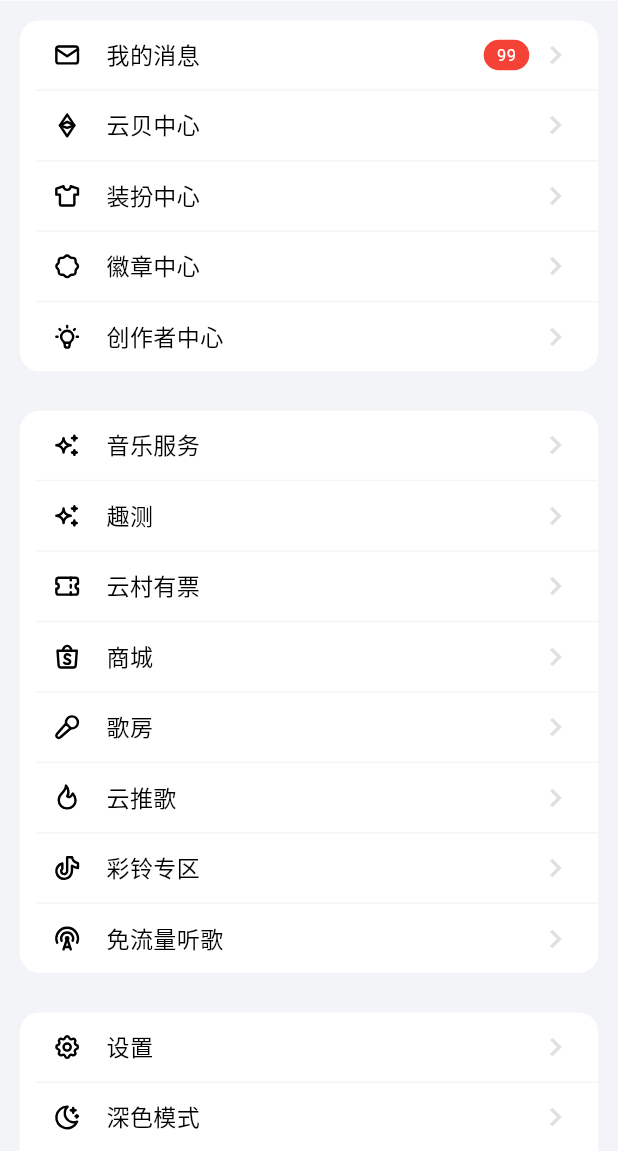
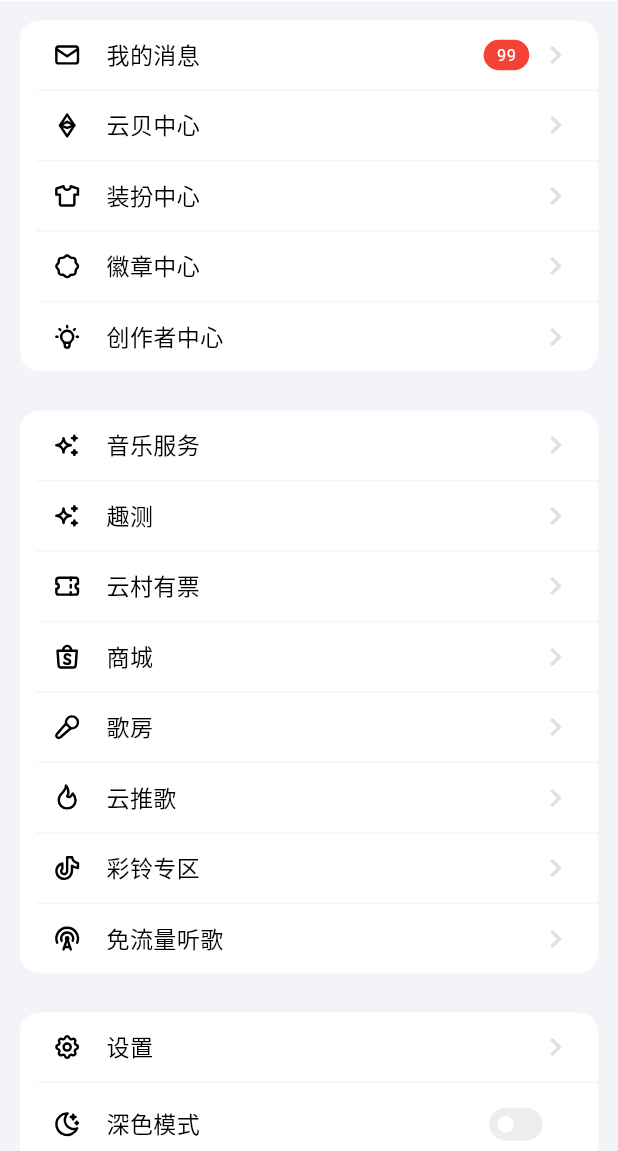
Before and after one commit to Hao-yiwen/netease_cloud_music_app, a Flutter app: the DrawerHome widget shown alone on an empty page, opened directly, on a phone screen of 412 x 824 dp, the part 85-1236 px from its top. Run offline on Flutter 3.47's test engine with Material 3 defaults, Android fonts, the phone set to English and light mode, and no system bars; our stand-ins replace audio_video_progress_bar, auto_route, carousel_slider, cookie_jar, dio, dio_cookie_manager and 15 more; missing offline and left inert: dio_cache_interceptor; accounts and stored records are empty; network calls fail; statements that could not run were skipped.

Commit message:
feat: add theme mode toggle

```diff
--- a/lib/common/constants/url.dart
+++ b/lib/common/constants/url.dart
@@ -1,4 +1,4 @@
-final netease_info_list =
+final NETEASE_INFO_LIST =
     "https://fn.music.163.com/g/xrn/12cdffe6499557a8b53a8c5c0cca4b01?userid=265031418&dlt=0846&app_version=9.1.50";
 
-final base_url = 'http://192.168.0.102:3000';
+final BASE_URL = 'http://192.168.0.102:3000';
--- a/lib/pages/home/drawer/drawer_home.dart
+++ b/lib/pages/home/drawer/drawer_home.dart
@@ -1,14 +1,8 @@
-import 'package:auto_route/auto_route.dart';
 import 'package:flutter/material.dart';
 import 'package:flutter_screenutil/flutter_screenutil.dart';
 import 'package:flutter_tabler_icons/flutter_tabler_icons.dart';
-import 'package:get_it/get_it.dart';
-import 'package:netease_cloud_music_app/routes/routes.gr.dart';
-import '../../../common/constants/url.dart';
-import '../../../http/api/login/login_api.dart';
-import '../../../routes/routes.dart';
-import '../../user/user_controller.dart';
 import 'drawer_item.dart';
+import 'item_settings.dart';
 
 class DrawerHome extends StatefulWidget {
   const DrawerHome({super.key});
@@ -18,10 +12,6 @@ class DrawerHome extends StatefulWidget {
 }
 
 class _DrawerHomeState extends State<DrawerHome> {
-  late List<DrawerItem> _listTop;
-  late List<DrawerItem> _listMusicService;
-  late List<DrawerItem> _listSettings;
-  late List<DrawerItem> _listBottomInfo;
   final TextStyle listItemTextStyle = TextStyle(
     fontSize: 28.w, // 使用你定义的屏幕适配工具，如 ScreenUtil
     color: Colors.black,
@@ -31,124 +21,11 @@ class _DrawerHomeState extends State<DrawerHome> {
   @override
   void initState() {
     super.initState();
-
-    _listTop = [
-      DrawerItem(icon: TablerIcons.mail, text: "我的消息", badge: "99"),
-      DrawerItem(
-        icon: TablerIcons.currency_ethereum,
-        text: "云贝中心",
-      ),
-      DrawerItem(
-        icon: TablerIcons.shirt,
-        text: "装扮中心",
-      ),
-      DrawerItem(
-        icon: TablerIcons.rosette,
-        text: "徽章中心",
-      ),
-      DrawerItem(
-        icon: TablerIcons.bulb,
-        text: "创作者中心",
-      ),
-    ];
-
-    _listMusicService = [
-      DrawerItem(
-        icon: TablerIcons.sparkles,
-        text: "音乐服务",
-      ),
-      DrawerItem(
-        icon: TablerIcons.sparkles,
-        text: "趣测",
-      ),
-      DrawerItem(
-        icon: TablerIcons.ticket,
-        text: "云村有票",
-      ),
-      DrawerItem(
-        icon: TablerIcons.brand_shopee,
-        text: "商城",
-      ),
-      DrawerItem(
-        icon: TablerIcons.microphone_2,
-        text: "歌房",
-      ),
-      DrawerItem(
-        icon: TablerIcons.flame,
-        text: "云推歌",
-      ),
-      DrawerItem(
-        icon: TablerIcons.brand_tiktok,
-        text: "彩铃专区",
-      ),
-      DrawerItem(
-        icon: TablerIcons.building_broadcast_tower,
-        text: "免流量听歌",
-      ),
-    ];
-
-    _listSettings = [
-      DrawerItem(
-        icon: TablerIcons.settings,
-        text: "设置",
-      ),
-      DrawerItem(
-        icon: TablerIcons.moon_stars,
-        text: "深色模式",
-      ),
-      DrawerItem(
-        icon: TablerIcons.stopwatch,
-        text: "定时关闭",
-      ),
-      DrawerItem(
-        icon: TablerIcons.headphones,
-        text: "边听边存",
-      ),
-      DrawerItem(
-        icon: TablerIcons.gavel,
-        text: "音乐收藏家",
-      ),
-      DrawerItem(
-        icon: TablerIcons.shield,
-        text: "青少年模式",
-      ),
-      DrawerItem(
-        icon: TablerIcons.alarm,
-        text: "音乐闹钟",
-      ),
-      DrawerItem(
-          icon: TablerIcons.file_invoice,
-          text: "个人信息收集与使用清单",
-          onTap: () {
-            GetIt.instance<AppRouter>().push(WebViewRoute(
-                url: netease_info_list, title: "网易云音乐个人信息第三方共享清单"));
-          }),
-      DrawerItem(
-        icon: TablerIcons.notes,
-        text: "个人信息收集与第三方共享清单",
-      ),
-      DrawerItem(icon: TablerIcons.shield_check, text: "个人信息与隐私保护"),
-      DrawerItem(
-          icon: TablerIcons.info_circle,
-          text: "关于",
-          onTap: () {
-            GetIt.instance<AppRouter>().pushNamed(Routes.about);
-          }),
-    ];
-
-    _listBottomInfo = [
-      DrawerItem(
-          icon: TablerIcons.switch_horizontal, text: "切换账号", onTap: () {}),
-      DrawerItem(
-          icon: TablerIcons.logout,
-          text: "退出登录",
-          color: Colors.red,
-          onTap: _logout),
-    ];
   }
 
   @override
   Widget build(BuildContext context) {
+
     return Container(
       decoration: const BoxDecoration(
         color: Colors.white,
@@ -162,12 +39,6 @@ class _DrawerHomeState extends State<DrawerHome> {
         ),
       ),
     );
-  }
-
-  Future<void> _logout() async {
-    await LoginApi.logout();
-    UserController.to.logout();
-    AutoRouter.of(context).replaceNamed('/login');
   }
 
   _buildHeader() {
@@ -233,10 +104,10 @@ class _DrawerHomeState extends State<DrawerHome> {
         color: const Color(0xfff3f4f7),
         child: CustomScrollView(
           slivers: [
-            _buildCardContent(list: _listTop),
-            _buildCardContent(list: _listMusicService),
-            _buildCardContent(list: _listSettings),
-            _buildCardContent(list: _listBottomInfo)
+            _buildCardContent(list: getTopItem(context)),
+            _buildCardContent(list: getListMusicService(context)),
+            _buildCardContent(list: getListSettings(context)),
+            _buildCardContent(list: getListBottomInfo(context))
           ],
         ),
       ),
--- /dev/null
+++ b/lib/pages/home/drawer/item_settings.dart
@@ -0,0 +1,168 @@
+import 'package:auto_route/auto_route.dart';
+import 'package:flutter/cupertino.dart';
+import 'package:flutter/material.dart';
+import 'package:flutter_screenutil/flutter_screenutil.dart';
+import 'package:flutter_tabler_icons/flutter_tabler_icons.dart';
+import 'package:get/get.dart';
+import 'package:get_it/get_it.dart';
+import 'package:netease_cloud_music_app/common/service/theme_service.dart';
+
+import '../../../common/constants/url.dart';
+import '../../../http/api/login/login_api.dart';
+import '../../../routes/routes.dart';
+import '../../../routes/routes.gr.dart';
+import '../../user/user_controller.dart';
+import 'drawer_item.dart';
+
+List<DrawerItem> getTopItem(BuildContext context) {
+  return [
+    DrawerItem(icon: TablerIcons.mail, text: "我的消息", badge: "99"),
+    DrawerItem(
+      icon: TablerIcons.currency_ethereum,
+      text: "云贝中心",
+    ),
+    DrawerItem(
+      icon: TablerIcons.shirt,
+      text: "装扮中心",
+    ),
+    DrawerItem(
+      icon: TablerIcons.rosette,
+      text: "徽章中心",
+    ),
+    DrawerItem(
+      icon: TablerIcons.bulb,
+      text: "创作者中心",
+    ),
+  ];
+}
+
+List<DrawerItem> getListMusicService(BuildContext context) {
+  return [
+    DrawerItem(
+      icon: TablerIcons.sparkles,
+      text: "音乐服务",
+    ),
+    DrawerItem(
+      icon: TablerIcons.sparkles,
+      text: "趣测",
+    ),
+    DrawerItem(
+      icon: TablerIcons.ticket,
+      text: "云村有票",
+    ),
+    DrawerItem(
+      icon: TablerIcons.brand_shopee,
+      text: "商城",
+    ),
+    DrawerItem(
+      icon: TablerIcons.microphone_2,
+      text: "歌房",
+    ),
+    DrawerItem(
+      icon: TablerIcons.flame,
+      text: "云推歌",
+    ),
+    DrawerItem(
+      icon: TablerIcons.brand_tiktok,
+      text: "彩铃专区",
+    ),
+    DrawerItem(
+      icon: TablerIcons.building_broadcast_tower,
+      text: "免流量听歌",
+    ),
+  ];
+}
+
+List<DrawerItem> getListSettings(BuildContext context) {
+  return [
+    DrawerItem(
+      icon: TablerIcons.settings,
+      text: "设置",
+    ),
+    DrawerItem(
+        icon: TablerIcons.moon_stars,
+        text: "深色模式",
+        trailing: SizedBox(
+            height: 60.w,
+            width: 120.w,
+            child: FittedBox(
+                fit: BoxFit.contain,
+                child: Obx(() {
+                  return Switch(
+                      trackOutlineColor: MaterialStateProperty.resolveWith(
+                        (final Set<MaterialState> states) {
+                          if (states.contains(MaterialState.selected)) {
+                            return null;
+                          }
+                          return Colors.transparent;
+                        },
+                      ),
+                      activeTrackColor: Colors.red,
+                      // 当开关关闭时的轨道颜色
+                      inactiveThumbColor: Colors.white,
+                      inactiveTrackColor: Colors.grey[200],
+                      value: ThemeService.to.currentThemeMode == ThemeMode.dark,
+                      onChanged: (value) {
+                        ThemeService.to.switchThemeMode(
+                            value ? ThemeMode.dark : ThemeMode.light);
+                      });
+                })))),
+    DrawerItem(
+      icon: TablerIcons.stopwatch,
+      text: "定时关闭",
+    ),
+    DrawerItem(
+      icon: TablerIcons.headphones,
+      text: "边听边存",
+    ),
+    DrawerItem(
+      icon: TablerIcons.gavel,
+      text: "音乐收藏家",
+    ),
+    DrawerItem(
+      icon: TablerIcons.shield,
+      text: "青少年模式",
+    ),
+    DrawerItem(
+      icon: TablerIcons.alarm,
+      text: "音乐闹钟",
+    ),
+    DrawerItem(
+        icon: TablerIcons.file_invoice,
+        text: "个人信息收集与使用清单",
+        onTap: () {
+          GetIt.instance<AppRouter>().push(
+              WebViewRoute(url: NETEASE_INFO_LIST, title: "网易云音乐个人信息第三方共享清单"));
+        }),
+    DrawerItem(
+      icon: TablerIcons.notes,
+      text: "个人信息收集与第三方共享清单",
+    ),
+    DrawerItem(icon: TablerIcons.shield_check, text: "个人信息与隐私保护"),
+    DrawerItem(
+        icon: TablerIcons.info_circle,
+        text: "关于",
+        onTap: () {
+          GetIt.instance<AppRouter>().pushNamed(Routes.about);
+        }),
+  ];
+}
+
+List<DrawerItem> getListBottomInfo(BuildContext context) {
+  return [
+    DrawerItem(icon: TablerIcons.switch_horizontal, text: "切换账号", onTap: () {}),
+    DrawerItem(
+        icon: TablerIcons.logout,
+        text: "退出登录",
+        color: Colors.red,
+        onTap: () {
+          _logout(context);
+        }),
+  ];
+}
+
+Future<void> _logout(BuildContext context) async {
+  await LoginApi.logout();
+  UserController.to.logout();
+  AutoRouter.of(context).replaceNamed('/login');
+}
```
Also changed, not shown: lib/bindings/home_binding.dart (deleted, +0 -12 lines), lib/common/service/theme_binding.dart (added, +9 -0 lines), lib/common/service/theme_service.dart (added, +38 -0 lines), lib/main.dart (+10 -4 lines).
